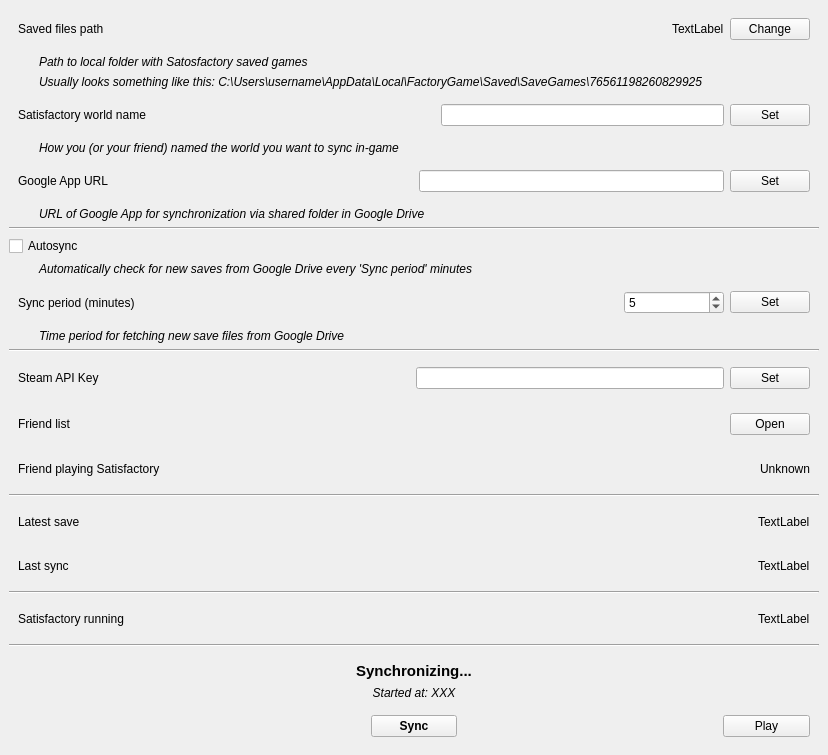
Above: data/app.ui from 1000101cz/satisfactorygooglesharing before the change. Below: the same form after it.
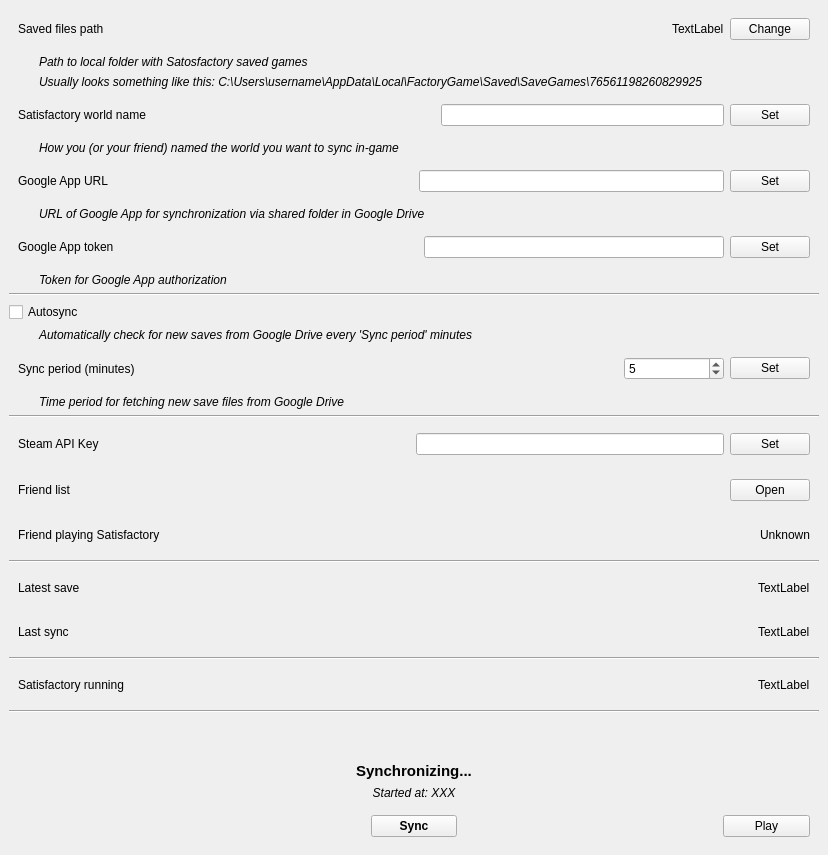
That is the form after the change.

Commit message: feat: add token for google app authorization

Diff of the .ui file:
```diff
--- a/data/app.ui
+++ b/data/app.ui
@@ -7,7 +7,7 @@
     <x>0</x>
     <y>0</y>
     <width>828</width>
-    <height>755</height>
+    <height>855</height>
    </rect>
   </property>
   <property name="windowTitle">
@@ -195,6 +195,61 @@
       </property>
      </widget>
     </item>
+    <item>
+     <widget class="QWidget" name="widget_12" native="true">
+      <layout class="QHBoxLayout" name="horizontalLayout_12">
+       <item>
+        <widget class="QLabel" name="label_18">
+         <property name="text">
+          <string>Google App token</string>
+         </property>
+        </widget>
+       </item>
+       <item>
+        <spacer name="horizontalSpacer_13">
+         <property name="orientation">
+          <enum>Qt::Horizontal</enum>
+         </property>
+         <property name="sizeHint" stdset="0">
+          <size>
+           <width>304</width>
+           <height>20</height>
+          </size>
+         </property>
+        </spacer>
+       </item>
+       <item>
+        <widget class="QLineEdit" name="lineEdit_google_app_token">
+         <property name="alignment">
+          <set>Qt::AlignRight|Qt::AlignTrailing|Qt::AlignVCenter</set>
+         </property>
+        </widget>
+       </item>
+       <item>
+        <widget class="QPushButton" name="pushButton_google_app_token">
+         <property name="text">
+          <string>Set</string>
+         </property>
+        </widget>
+       </item>
+      </layout>
+     </widget>
+    </item>
+    <item>
+     <widget class="QLabel" name="label_19">
+      <property name="font">
+       <font>
+        <italic>true</italic>
+       </font>
+      </property>
+      <property name="text">
+       <string>Token for Google App authorization</string>
+      </property>
+      <property name="indent">
+       <number>30</number>
+      </property>
+     </widget>
+    </item>
     <item>
      <widget class="Line" name="line_4">
       <property name="orientation">
```
The commit also changes 4 other files.
